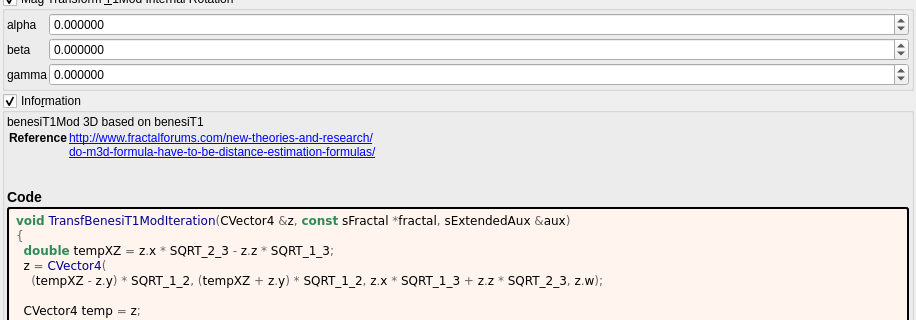
This is mandelbulber2/formula/ui/transf_benesi_t1_mod.ui in buddhi1980/mandelbulber2 as Qt 5 draws it before an edit; both pictures show x 0 to 916 and y 166 to 486 of the 916 by 1028 pixel window. The edited form follows.
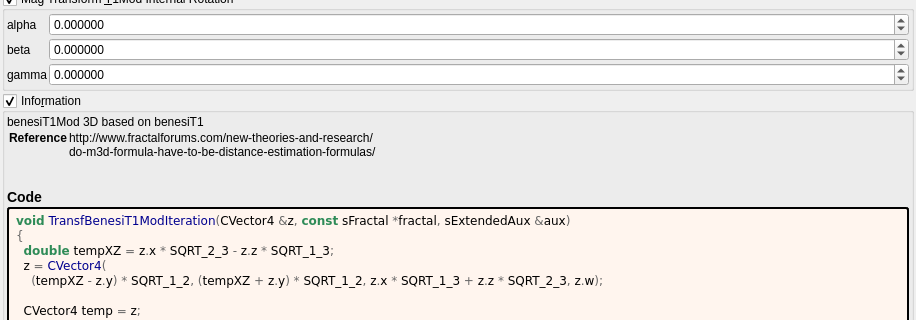
This is the edited form. Custom widgets are drawn as their Qt base class.

Commit message:
docs: show fractalforums.com formula references as text
fractalforums.com is only partly online; fractalforums.org keeps a read-only
copy and the active forum. The formula information boxes now show
fractalforums.com references (and the wrapped lines that continue them) as
plain text. The links that remain are closed with </a>, which the generator
never wrote. The formula/ui files are regenerated with
tools/populate_ui_information.py.

```diff
--- a/mandelbulber2/formula/ui/transf_benesi_t1_mod.ui
+++ b/mandelbulber2/formula/ui/transf_benesi_t1_mod.ui
@@ -465,8 +465,8 @@
        <widget class="QLabel" name="label_information_general">
         <property name="text">
          <string notr="true">&lt;p&gt;benesiT1Mod  3D based on benesiT1&lt;/p&gt;&lt;table&gt;
-&lt;tr&gt;&lt;th&gt;Reference&lt;/th&gt;&lt;td&gt;&lt;a href=&quot;http://www.fractalforums.com/new-theories-and-research/&quot;&gt;http://www.fractalforums.com/new-theories-and-research/&lt;br&gt;
-&lt;a href=&quot;do-m3d-formula-have-to-be-distance-estimation-formulas/&quot;&gt;do-m3d-formula-have-to-be-distance-estimation-formulas/&lt;br&gt;
+&lt;tr&gt;&lt;th&gt;Reference&lt;/th&gt;&lt;td&gt;http://www.fractalforums.com/new-theories-and-research/&lt;br&gt;
+do-m3d-formula-have-to-be-distance-estimation-formulas/&lt;br&gt;
 &lt;/td&gt;&lt;/tr&gt;
 &lt;/table&gt;
 &lt;h3&gt;Code&lt;/h3&gt;</string>
```
The commit also changes 202 other files.
